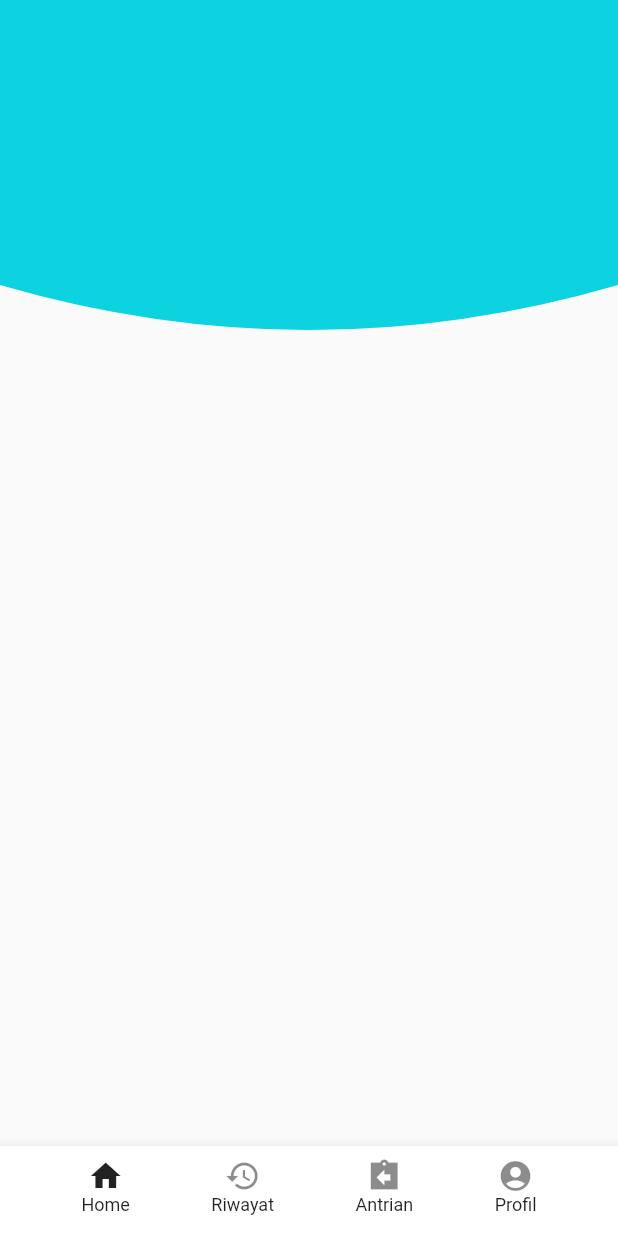
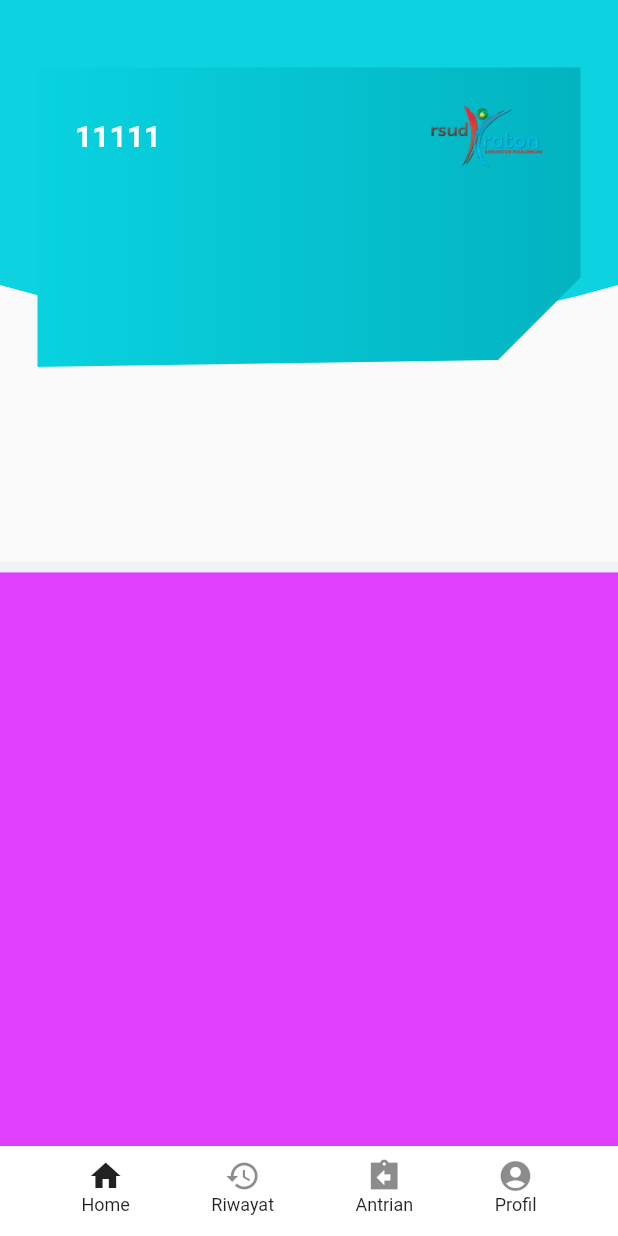
Before and after one commit to virusphp/e-poliklinik, a Flutter app: the HomeView screen opened by its route, on a phone screen of 412 x 824 dp. Run offline on Flutter 3.47's test engine with Material 2 defaults, Android fonts, the phone set to English and light mode, and no system bars; our stand-ins replace get.

Commit message:
card desain profil

```diff
--- a/lib/app/modules/home/views/home_view.dart
+++ b/lib/app/modules/home/views/home_view.dart
@@ -1,5 +1,6 @@
 import 'package:epasien/app/routes/app_pages.dart';
 import 'package:flutter/material.dart';
+import 'package:flutter/rendering.dart';
 
 import 'package:get/get.dart';
 
@@ -19,7 +20,70 @@ class HomeView extends GetView<HomeController> {
               width: Get.width,
               color: Color.fromARGB(255, 13, 210, 224),
             ),
-          )
+          ),
+          Container(
+            margin: EdgeInsets.only(top: 20),
+            child: Column(
+              children: [
+                Container(
+                  margin: EdgeInsets.only(top: 25),
+                  height: Get.height * 0.4,
+                  // color: Colors.greenAccent,
+                  child: Column(
+                    children: [
+                      ClipPath(
+                        clipper: ClipInfoClass(),
+                        child: Container(
+                          padding: EdgeInsets.all(25),
+                          margin: EdgeInsets.symmetric(horizontal: 25),
+                          height: 200,
+                          decoration: BoxDecoration(
+                            gradient: LinearGradient(
+                              colors: [
+                                Color.fromARGB(255, 9, 210, 224),
+                                Color.fromARGB(255, 3, 179, 192),
+                              ],
+                            ),
+                          ),
+                          child: Column(
+                            children: [
+                              Row(
+                                mainAxisAlignment:
+                                    MainAxisAlignment.spaceBetween,
+                                children: [
+                                  Text(
+                                    "11111",
+                                    style: TextStyle(
+                                      color: Colors.white,
+                                      fontSize: 20,
+                                      fontWeight: FontWeight.bold,
+                                    ),
+                                  ),
+                                  Image.asset(
+                                    "assets/logo/logo-only.png",
+                                    width: 75,
+                                  ),
+                                ],
+                              ),
+                            ],
+                          ),
+                        ),
+                      ),
+                    ],
+                  ),
+                ),
+                Container(
+                  height: 7,
+                  color: Color(0xFFFFF1F2F6),
+                ),
+                Expanded(
+                  child: Container(
+                    color: Colors.purpleAccent,
+                  ),
+                )
+              ],
+            ),
+          ),
         ],
       ),
       bottomNavigationBar: BottomAppBar(
@@ -70,6 +134,23 @@ class HomeView extends GetView<HomeController> {
   }
 }
 
+class ClipInfoClass extends CustomClipper<Path> {
+  @override
+  Path getClip(Size size) {
+    var path = Path();
+    path.lineTo(-5, size.height);
+    path.lineTo(size.width - 80, size.height - 5);
+    path.lineTo(size.width - 5, size.height - 80);
+    path.lineTo(size.width, -5);
+    path.close();
+
+    return path;
+  }
+
+  @override
+  bool shouldReclip(covariant CustomClipper<Path> oldClipper) => false;
+}
+
 class ClipPathClass extends CustomClipper<Path> {
   @override
   Path getClip(Size size) {
```
